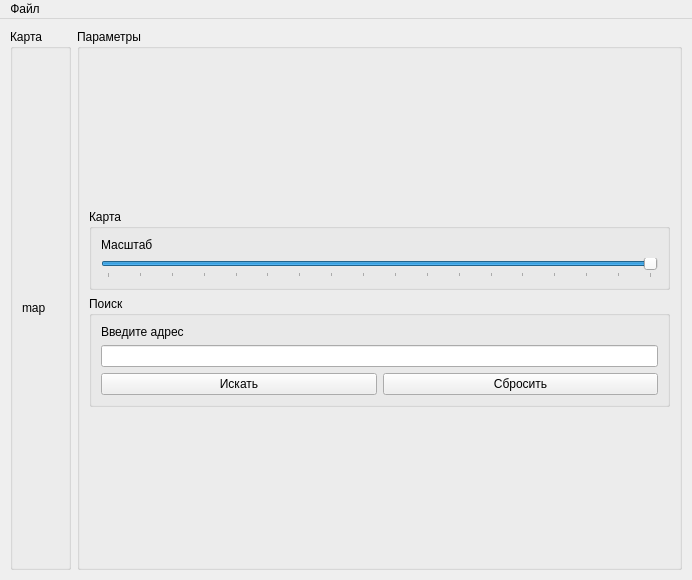
This is MainWindow.ui in AquaUseful/yanlic-bigyamaps as Qt 5 draws it before an edit. The edited form follows.
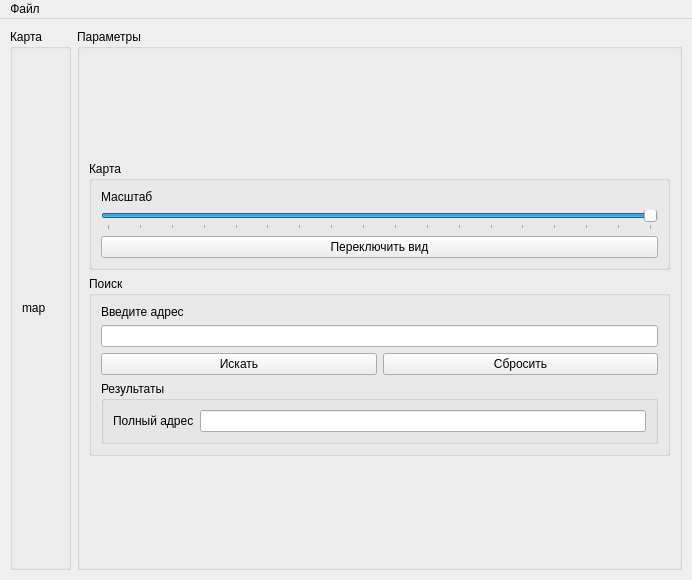
This is the edited form.

The edit to the form file:
```diff
--- a/MainWindow.ui
+++ b/MainWindow.ui
@@ -109,6 +109,13 @@
             </property>
            </widget>
           </item>
+          <item>
+           <widget class="QPushButton" name="pushButton_cycle_view">
+            <property name="text">
+             <string>Переключить вид</string>
+            </property>
+           </widget>
+          </item>
          </layout>
         </widget>
        </item>
@@ -150,6 +157,32 @@
             </item>
            </layout>
           </item>
+          <item>
+           <widget class="QGroupBox" name="groupBox_5">
+            <property name="title">
+             <string>Результаты</string>
+            </property>
+            <layout class="QGridLayout" name="gridLayout_2">
+             <item row="0" column="0">
+              <widget class="QLabel" name="label_3">
+               <property name="text">
+                <string>Полный адрес</string>
+               </property>
+              </widget>
+             </item>
+             <item row="0" column="1">
+              <widget class="QLineEdit" name="lineEdit_address">
+               <property name="focusPolicy">
+                <enum>Qt::ClickFocus</enum>
+               </property>
+               <property name="readOnly">
+                <bool>true</bool>
+               </property>
+              </widget>
+             </item>
+            </layout>
+           </widget>
+          </item>
          </layout>
         </widget>
        </item>
```
Left out of the diff: 8 changed lines with no effect on the pictures.
